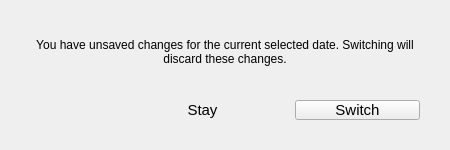
Qt form changepanealert.ui (someretical/TheoreticalDiary) before a commit.
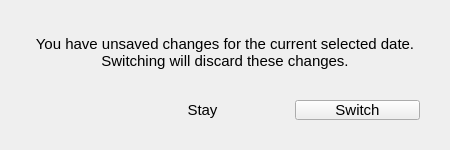
The same form after that commit.

The edit to the form file:
```diff
--- a/changepanealert.ui
+++ b/changepanealert.ui
@@ -49,6 +49,11 @@
        <height>0</height>
       </size>
      </property>
+     <property name="font">
+      <font>
+       <pointsize>11</pointsize>
+      </font>
+     </property>
      <property name="text">
       <string>You have unsaved changes for the current selected date. Switching will discard these changes.</string>
      </property>
```
